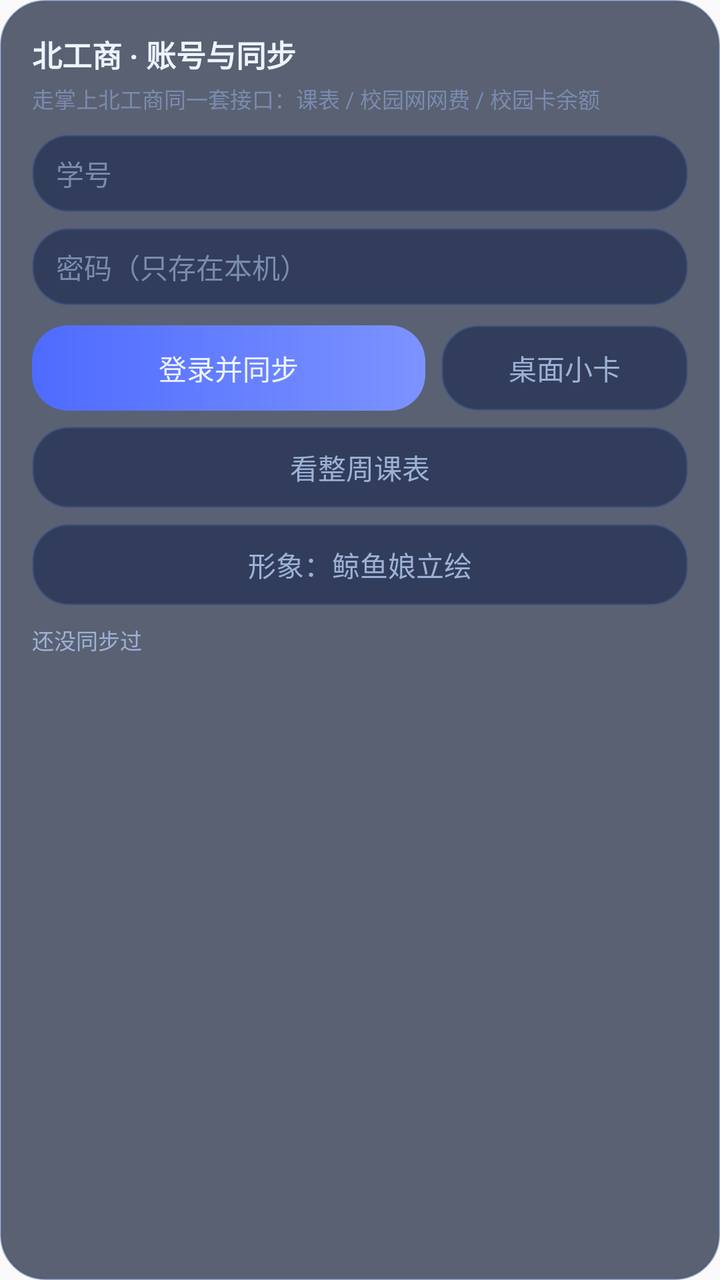
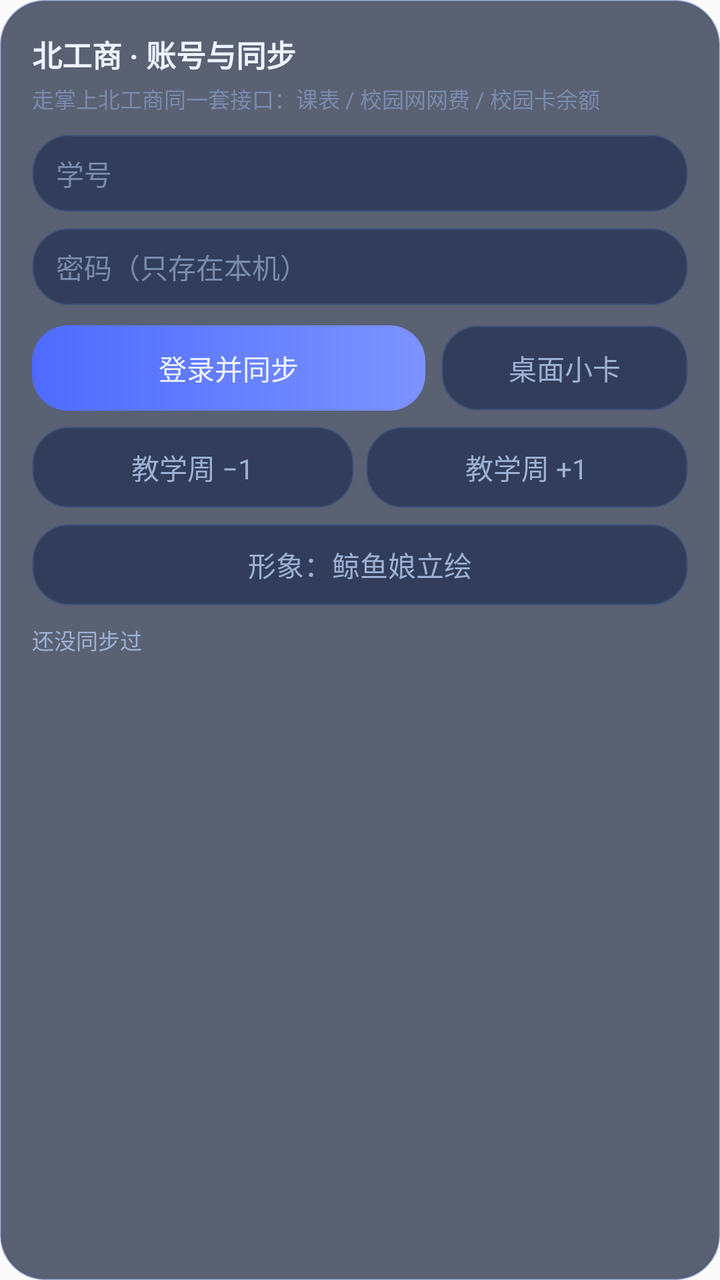

The first picture is an Android layout as it rendered before a commit; the second is the same layout after the commit. The layout source and the unified diff follow.
<!-- AndroidManifest.xml: application theme android:Theme.Material.Light.NoActionBar -->
<!-- res/layout/card_btbu.xml -->
<?xml version="1.0" encoding="utf-8"?>
<LinearLayout xmlns:android="http://schemas.android.com/apk/res/android"
    android:layout_width="match_parent"
    android:layout_height="wrap_content"
    android:layout_marginTop="18dp"
    android:background="@drawable/bg_card"
    android:orientation="vertical"
    android:padding="16dp">

    <TextView
        android:layout_width="wrap_content"
        android:layout_height="wrap_content"
        android:text="北工商 · 账号与同步"
        android:textColor="@color/text"
        android:textSize="15sp"
        android:textStyle="bold" />

    <TextView
        android:layout_width="wrap_content"
        android:layout_height="wrap_content"
        android:layout_marginTop="3dp"
        android:text="走掌上北工商同一套接口：课表 / 校园网网费 / 校园卡余额"
        android:textColor="@color/text_dim"
        android:textSize="11sp" />

    <EditText
        android:id="@+id/accUser"
        android:layout_width="match_parent"
        android:layout_height="wrap_content"
        android:layout_marginTop="10dp"
        android:background="@drawable/bg_btn_ghost"
        android:hint="学号"
        android:importantForAutofill="no"
        android:inputType="text"
        android:paddingStart="12dp"
        android:paddingTop="9dp"
        android:paddingEnd="12dp"
        android:paddingBottom="9dp"
        android:singleLine="true"
        android:textColor="@color/text"
        android:textColorHint="@color/text_dim"
        android:textSize="14sp" />

    <EditText
        android:id="@+id/accPass"
        android:layout_width="match_parent"
        android:layout_height="wrap_content"
        android:layout_marginTop="8dp"
        android:background="@drawable/bg_btn_ghost"
        android:hint="密码（只存在本机）"
        android:importantForAutofill="no"
        android:inputType="textPassword"
        android:paddingStart="12dp"
        android:paddingTop="9dp"
        android:paddingEnd="12dp"
        android:paddingBottom="9dp"
        android:singleLine="true"
        android:textColor="@color/text"
        android:textColorHint="@color/text_dim"
        android:textSize="14sp" />

    <LinearLayout
        android:layout_width="match_parent"
        android:layout_height="wrap_content"
        android:layout_marginTop="10dp"
        android:orientation="horizontal">

        <TextView
            android:id="@+id/btnBtbuLogin"
            android:layout_width="0dp"
            android:layout_height="wrap_content"
            android:layout_weight="1.6"
            android:background="@drawable/bg_btn_primary"
            android:gravity="center"
            android:paddingTop="11dp"
            android:paddingBottom="11dp"
            android:text="登录并同步"
            android:textColor="@color/text"
            android:textSize="14sp" />

        <TextView
            android:id="@+id/btnBtbuHud"
            android:layout_width="0dp"
            android:layout_height="wrap_content"
            android:layout_marginStart="8dp"
            android:layout_weight="1"
            android:background="@drawable/bg_btn_ghost"
            android:gravity="center"
            android:paddingTop="11dp"
            android:paddingBottom="11dp"
            android:text="桌面小卡"
            android:textColor="@color/text_sub"
            android:textSize="14sp" />
    </LinearLayout>

    <TextView
        android:id="@+id/btnBtbuSchedule"
        android:layout_width="match_parent"
        android:layout_height="wrap_content"
        android:layout_marginTop="8dp"
        android:background="@drawable/bg_btn_ghost"
        android:gravity="center"
        android:paddingTop="10dp"
        android:paddingBottom="10dp"
        android:text="看整周课表"
        android:textColor="@color/text_sub"
        android:textSize="14sp" />

    <TextView
        android:id="@+id/btnBtbuImage"
        android:layout_width="match_parent"
        android:layout_height="wrap_content"
        android:layout_marginTop="8dp"
        android:background="@drawable/bg_btn_ghost"
        android:gravity="center"
        android:paddingTop="10dp"
        android:paddingBottom="10dp"
        android:text="形象：鲸鱼娘立绘"
        android:textColor="@color/text_sub"
        android:textSize="14sp" />

    <TextView
        android:id="@+id/accStatus"
        android:layout_width="match_parent"
        android:layout_height="wrap_content"
        android:layout_marginTop="9dp"
        android:text="还没同步过"
        android:textColor="@color/text_sub"
        android:textSize="11sp" />
</LinearLayout>
<!-- resources referenced by this layout -->
<resources>
  <color name="text">#EEF3FF</color>
  <color name="text_dim">#7A8BAE</color>
  <color name="text_sub">#9DB1D5</color>
  <!-- drawable bg_btn_ghost (drawable) -->
  <?xml version="1.0" encoding="utf-8"?>
  <shape xmlns:android="http://schemas.android.com/apk/res/android" android:shape="rectangle">
      <corners android:radius="18dp" />
      <solid android:color="@color/accent_soft" />
      <stroke android:width="1dp" android:color="@color/card_stroke" />
  </shape>
  <!-- drawable bg_btn_primary (drawable) -->
  <?xml version="1.0" encoding="utf-8"?>
  <shape xmlns:android="http://schemas.android.com/apk/res/android" android:shape="rectangle">
      <corners android:radius="18dp" />
      <gradient
          android:angle="0"
          android:startColor="@color/accent"
          android:endColor="@color/accent_light"
          android:type="linear" />
  </shape>
  <!-- drawable bg_card (drawable) -->
  <?xml version="1.0" encoding="utf-8"?>
  <shape xmlns:android="http://schemas.android.com/apk/res/android" android:shape="rectangle">
      <corners android:radius="22dp" />
      <solid android:color="@color/card" />
      <stroke android:width="1dp" android:color="@color/card_stroke" />
  </shape>
  <color name="accent_soft">#A61D2A4D</color>
  <color name="card_stroke">#7A3C5385</color>
  <color name="accent">#4E6BFF</color>
  <color name="accent_light">#7C93FF</color>
  <color name="card">#B316223B</color>
</resources>

<!-- the commit's change to res/layout/card_btbu.xml (unified diff, before → after) -->
@@ -93,18 +93,40 @@
             android:textSize="14sp" />
     </LinearLayout>
 
-    <TextView
-        android:id="@+id/btnBtbuSchedule"
+    
+    <LinearLayout
         android:layout_width="match_parent"
         android:layout_height="wrap_content"
         android:layout_marginTop="8dp"
-        android:background="@drawable/bg_btn_ghost"
-        android:gravity="center"
-        android:paddingTop="10dp"
-        android:paddingBottom="10dp"
-        android:text="看整周课表"
-        android:textColor="@color/text_sub"
-        android:textSize="14sp" />
+        android:orientation="horizontal">
+
+        <TextView
+            android:id="@+id/btnWeekMinus"
+            android:layout_width="0dp"
+            android:layout_height="wrap_content"
+            android:layout_marginEnd="6dp"
+            android:layout_weight="1"
+            android:background="@drawable/bg_btn_ghost"
+            android:gravity="center"
+            android:paddingTop="10dp"
+            android:paddingBottom="10dp"
+            android:text="教学周 −1"
+            android:textColor="@color/text_sub"
+            android:textSize="14sp" />
+
+        <TextView
+            android:id="@+id/btnWeekPlus"
+            android:layout_width="0dp"
+            android:layout_height="wrap_content"
+            android:layout_weight="1"
+            android:background="@drawable/bg_btn_ghost"
+            android:gravity="center"
+            android:paddingTop="10dp"
+            android:paddingBottom="10dp"
+            android:text="教学周 +1"
+            android:textColor="@color/text_sub"
+            android:textSize="14sp" />
+    </LinearLayout>
 
     <TextView
         android:id="@+id/btnBtbuImage"
